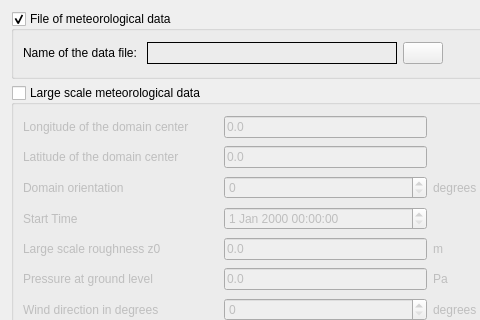
First picture: the form in gui/Pages/AtmosphericFlowsForm.ui, repository code-saturne/code_saturne, before the edit; both pictures show x 0 to 480 and y 0 to 320 of the 953 by 513 pixel window.
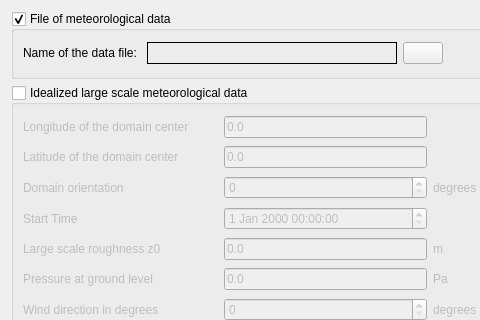
Second picture: the form after the edit. Icons and pictures are not drawn.

Commit message: Make caption in the GUI more correct.

The edit to the form file:
```diff
--- a/gui/Pages/AtmosphericFlowsForm.ui
+++ b/gui/Pages/AtmosphericFlowsForm.ui
@@ -38,7 +38,7 @@
       </size>
      </property>
      <property name="title">
-      <string>Large scale meteorological data</string>
+      <string>Idealized large scale meteorological data</string>
      </property>
      <property name="flat">
       <bool>false</bool>
```
